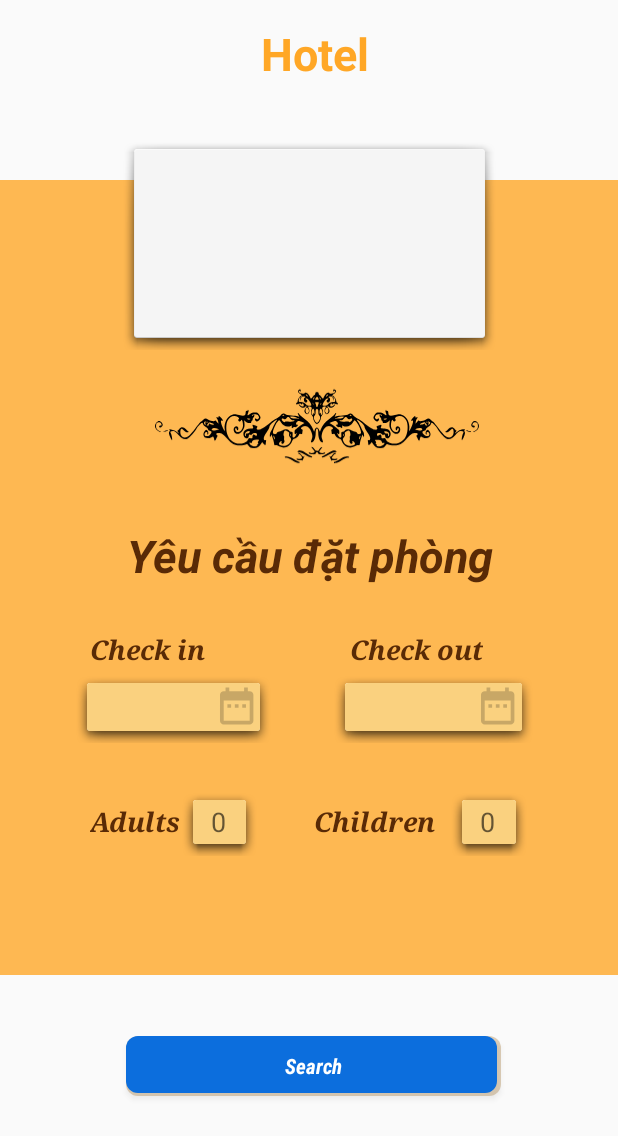
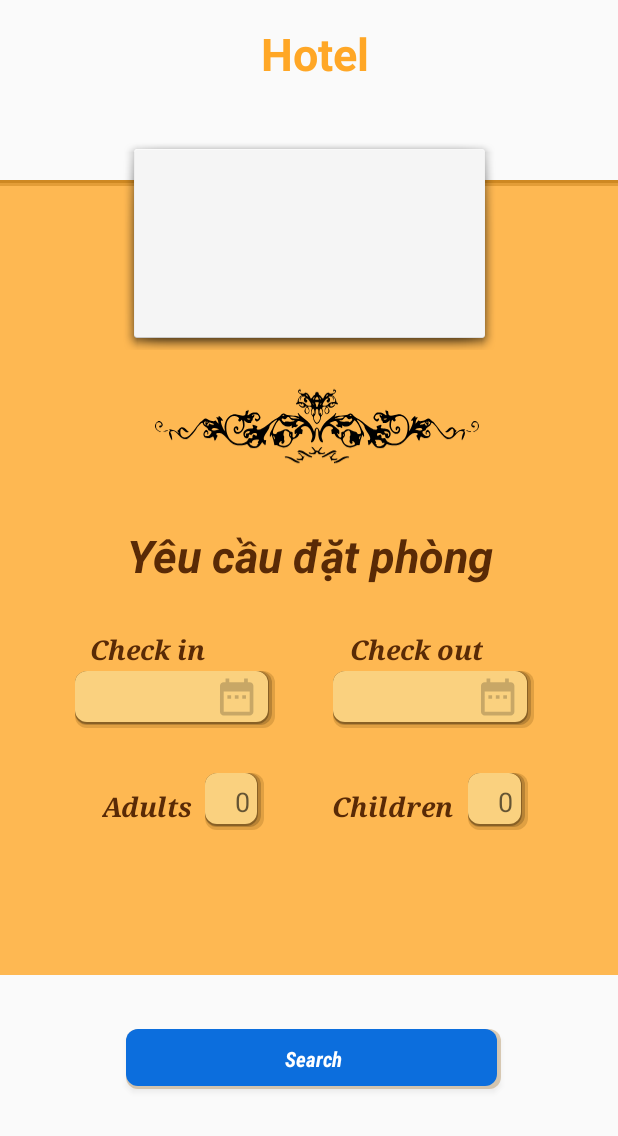
Before and after one commit to kudohdtt/bookingroom-v3, an Android app: the timphong screen opened directly, with no data from a screen before it, after a tap on "Search", on a phone screen of 412 x 824 dp. Shown: the top 1136 px of the screen. Run offline under Robolectric (Android 15) with nearby library versions, the phone set to English and light mode, and no system bars; 3 statements that could not run were skipped.

Commit message:
update UI

```diff
--- a/MyFirstApp/app/src/main/java/com/learnadroid/myfirstapp/timphong/timphong.java
+++ b/MyFirstApp/app/src/main/java/com/learnadroid/myfirstapp/timphong/timphong.java
@@ -51,6 +51,7 @@ public class timphong extends AppCompatActivity {
 
     private Boolean isValidAdults = false;
     private Boolean isValidChildrent = false;
+    private Boolean isValidDate =  false;
 
     @RequiresApi(api = Build.VERSION_CODES.M)
     @Override
@@ -125,9 +126,18 @@ public class timphong extends AppCompatActivity {
         search.setOnClickListener(new View.OnClickListener() {
             @Override
             public void onClick(View v) {
-                if(!isValidAdults || !isValidChildrent || checkoutdate.getText().toString().trim().equals("") || checkindate.getText().toString().trim().equals("")
-                        && editAdult.getText().toString().trim().equals("")){
+
+                isValidDate = checkDate(checkindate.getText().toString(),checkoutdate.getText().toString());
+
+                if(!isValidDate) {
+
+                    ERcheckin.setText("Checkin date must be smaller than checkout date");
+
+                }else if(!isValidAdults || !isValidChildrent || checkoutdate.getText().toString().trim().equals("") || checkindate.getText().toString().trim().equals("")
+                        || editAdult.getText().toString().trim().equals("")){
+                    ERcheckin.setText("");
                     Toast.makeText(getBaseContext(), "Please check all field again !", Toast.LENGTH_LONG).show();
+
                 }else {
                     Intent intent = new Intent(timphong.this, roomTypeResult.class);
                     AccountManager.checkoutdate = checkoutdate.getText().toString();
@@ -221,4 +231,15 @@ public class timphong extends AppCompatActivity {
         checkInDialog.show();
     }
 
+    private Boolean checkDate(String checkindate, String checkoutdate){
+        if(!checkindate.trim().equals("") && !checkoutdate.trim().equals("")){
+            if( Integer.parseInt(checkindate.split("/")[1])  > Integer.parseInt(checkoutdate.split("/")[1])){
+                return false;
+            }else if(Integer.parseInt(checkindate.split("/")[0])  > Integer.parseInt(checkoutdate.split("/")[0])){
+                return false;
+            }
+        }
+        return true;
+    }
+
 }
--- a/MyFirstApp/app/src/main/res/layout/activity_profile.xml
+++ b/MyFirstApp/app/src/main/res/layout/activity_profile.xml
@@ -55,7 +55,9 @@
         android:text="Nhấp để thay đổi"
         android:textStyle="bold"
         android:fontFamily="serif"
-        android:textColor="#ffffff" />
+        android:textColor="#ffffff"
+
+        />
 
     <TextView
         android:id="@+id/txtHoten"
--- a/MyFirstApp/app/src/main/res/layout/activity_timphong.xml
+++ b/MyFirstApp/app/src/main/res/layout/activity_timphong.xml
@@ -17,7 +17,23 @@
         app:layout_constraintEnd_toEndOf="parent"
         app:layout_constraintHorizontal_bias="1.0"
         app:layout_constraintStart_toStartOf="parent"
-        app:layout_constraintTop_toTopOf="parent"></FrameLayout>
+        app:layout_constraintTop_toTopOf="parent">
+        <View
+            android:id="@+id/line_2"
+            android:layout_width="match_parent"
+            android:layout_marginTop="2dp"
+            android:layout_height="2dp"
+            android:background="#787777"
+            app:layout_constraintTop_toTopOf="@+id/frameLayoutCheckin2" />
+
+        <View
+            android:id="@+id/line_1"
+            android:layout_width="match_parent"
+            android:layout_height="2dp"
+            android:background="#131313"
+            app:layout_constraintTop_toTopOf="@+id/frameLayoutCheckin2" />
+
+    </FrameLayout>
 
     <TextView
         android:id="@+id/textView"
@@ -56,7 +72,7 @@
         android:layout_height="40dp"
         android:layout_marginStart="150dp"
         android:layout_marginEnd="150dp"
-        android:layout_marginBottom="93dp"
+        android:layout_marginBottom="98dp"
         android:background="@drawable/bobutton"
         android:fontFamily="sans-serif-condensed-medium"
         android:gravity="center"
@@ -104,7 +120,7 @@
         android:id="@+id/textViewAdult2"
         android:layout_width="wrap_content"
         android:layout_height="wrap_content"
-        android:layout_marginStart="60dp"
+        android:layout_marginStart="68dp"
         android:layout_marginTop="40dp"
         android:layout_marginEnd="14dp"
         android:fontFamily="serif"
@@ -118,15 +134,15 @@
 
     <EditText
         android:id="@+id/editAdult2"
-        android:layout_width="51dp"
-        android:layout_height="45dp"
-        android:layout_marginStart="0dp"
+        android:layout_width="39dp"
+        android:layout_height="38dp"
         android:layout_marginTop="30dp"
-        android:background="@drawable/shadowtest"
+        android:background="@drawable/botronedittext"
         android:hint="0"
         android:importantForAutofill="no"
         android:inputType="number"
         android:paddingLeft="20dp"
+        android:layout_marginLeft="8dp"
         android:singleLine="true"
         android:textAlignment="textStart"
         android:textColor="#330000"
@@ -135,13 +151,13 @@
 
     <EditText
         android:id="@+id/editChild2"
-        android:hint="0"
-        android:layout_width="52dp"
-        android:layout_height="45dp"
+        android:layout_width="40dp"
+        android:layout_height="38dp"
         android:layout_marginTop="30dp"
         android:layout_marginEnd="60dp"
         android:autofillHints=""
-        android:background="@drawable/shadowtest"
+        android:background="@drawable/botronedittext"
+        android:hint="0"
         android:inputType="number"
         android:paddingLeft="20dp"
         android:singleLine="true"
@@ -153,11 +169,11 @@
 
     <EditText
         android:id="@+id/textViewCI2"
-        android:layout_width="131dp"
-        android:layout_height="48dp"
+        android:layout_width="133dp"
+        android:layout_height="38dp"
         android:layout_marginStart="50dp"
         android:layout_marginTop="2dp"
-        android:background="@drawable/shadowtest"
+        android:background="@drawable/botronedittext"
         android:focusable="false"
         android:gravity="center"
         android:textColor="@color/black"
@@ -168,10 +184,10 @@
     <EditText
         android:id="@+id/textViewCO2"
         android:layout_width="134dp"
-        android:layout_height="48dp"
+        android:layout_height="38dp"
         android:layout_marginTop="2dp"
         android:layout_marginEnd="56dp"
-        android:background="@drawable/shadowtest"
+        android:background="@drawable/botronedittext"
         android:focusable="false"
         android:gravity="center"
         android:textColor="@color/black"
@@ -183,7 +199,7 @@
         android:id="@+id/imageView2"
         android:layout_width="wrap_content"
         android:layout_height="wrap_content"
-        android:layout_marginTop="37dp"
+        android:layout_marginTop="31dp"
         android:layout_marginEnd="50dp"
         app:layout_constraintEnd_toStartOf="@+id/textViewCO2"
         app:layout_constraintTop_toBottomOf="@+id/textView"
@@ -193,7 +209,7 @@
         android:id="@+id/imageView21"
         android:layout_width="wrap_content"
         android:layout_height="wrap_content"
-        android:layout_marginTop="37dp"
+        android:layout_marginTop="31dp"
         android:layout_marginEnd="66dp"
         app:layout_constraintEnd_toEndOf="parent"
         app:layout_constraintTop_toBottomOf="@+id/textView"
```
Also changed, not shown: MyFirstApp/app/src/main/java/com/learnadroid/myfirstapp/home/SearchHotel.java (+20 -6 lines), MyFirstApp/app/src/main/res/layout/activity_cacloaiphong.xml (+11 -1 lines), MyFirstApp/app/src/main/res/layout/activity_comfim.xml (+17 -5 lines), MyFirstApp/app/src/main/res/layout/activity_dangki.xml (+15 -0 lines), MyFirstApp/app/src/main/res/layout/activity_ma_xac_nhan.xml (+17 -1 lines), MyFirstApp/app/src/main/res/layout/activity_main3.xml (+16 -1 lines), MyFirstApp/app/src/main/res/layout/activity_order_detail.xml (+15 -0 lines).
